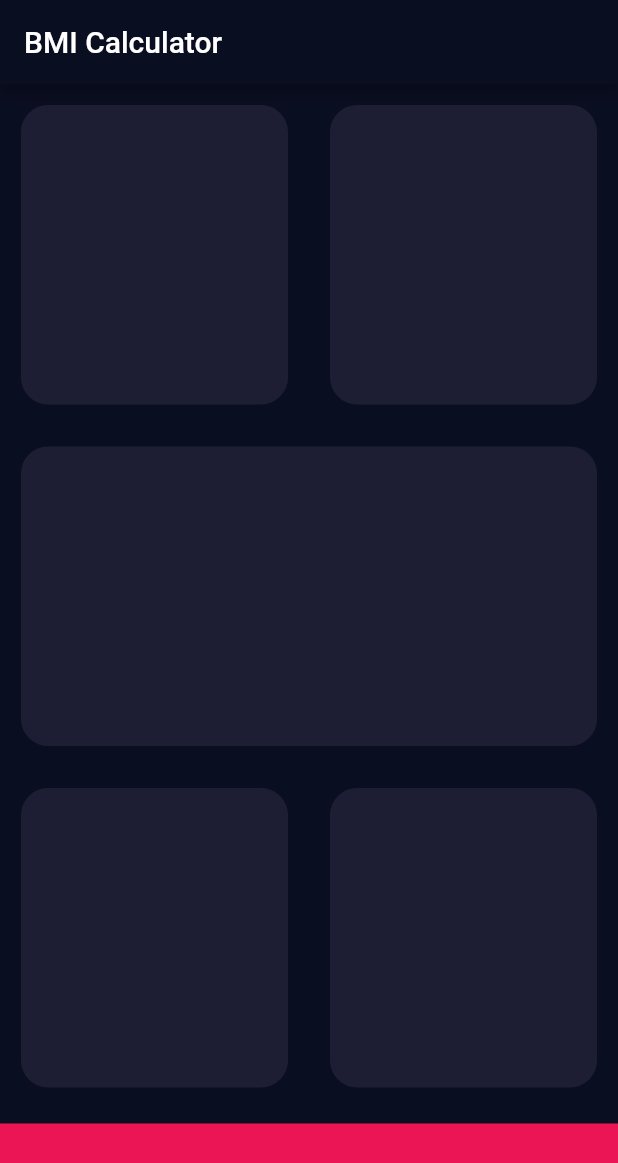
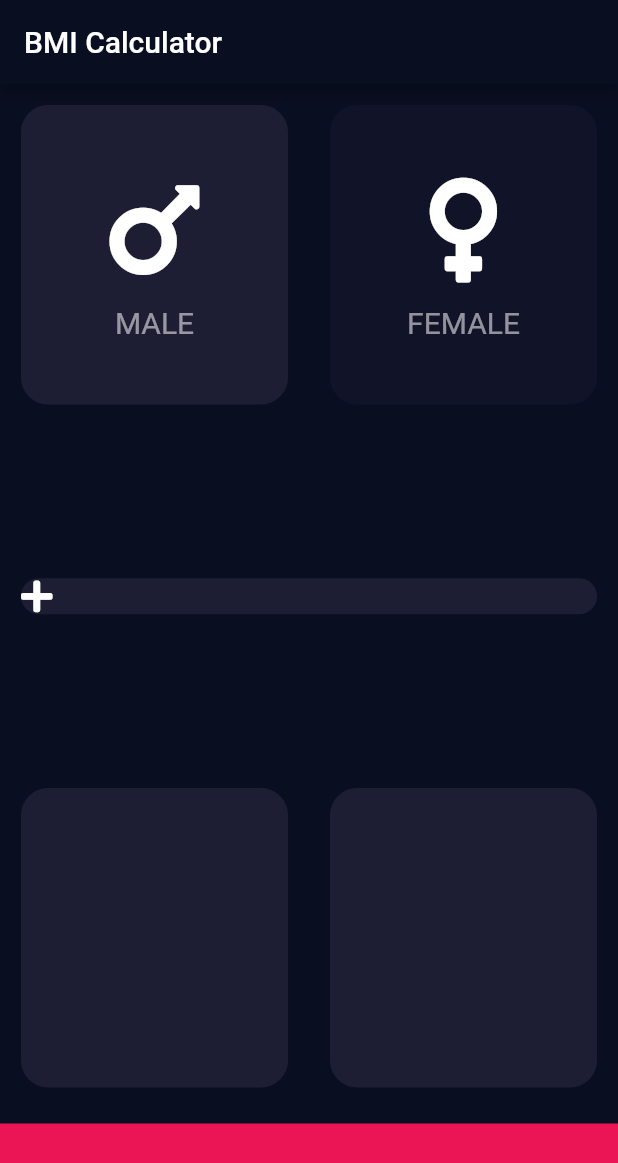
Before and after one commit to gian-pc/flutter_bmi, a Flutter app: the screen it shows after launch, on a phone screen of 412 x 824 dp. Shown: the top 1163 px of the screen. Run offline on Flutter 3.47's test engine with Material 2 defaults, Android fonts, the phone set to English and light mode, and no system bars; our stand-ins replace font_awesome_flutter.

```diff
--- a/lib/pages/input_page.dart
+++ b/lib/pages/input_page.dart
@@ -1,8 +1,11 @@
 import 'package:flutter/material.dart';
+import 'package:flutter_codigo3_bmi/widgets.dart';
+import 'package:font_awesome_flutter/font_awesome_flutter.dart';
 
 const activeCardColor = Color(0xff1d1e33);
 const bottomContainerHeight = 75.0;
-const bottomContainerColor=Color(0xffeb1556);
+const bottomContainerColor = Color(0xffeb1556);
+const tabSelectedColor = Color(0xff111328);
 
 class InputPage extends StatelessWidget {
   @override
@@ -17,10 +20,32 @@ class InputPage extends StatelessWidget {
             child: Row(
               children: [
                 Expanded(
-                  child: ReusableCard(color: activeCardColor),
+                  child: GestureDetector(
+                    onTap: (){
+                      print("Male");
+                    },
+                    child: ReusableCard(
+                      color: activeCardColor,
+                      childCard: IconContent(
+                        text: "MALE",
+                        icon: FontAwesomeIcons.mars,
+                      ),
+                    ),
+                  ),
                 ),
                 Expanded(
-                  child: ReusableCard(color: activeCardColor),
+                  child: GestureDetector(
+                    onTap: (){
+                      print("Female");
+                    },
+                    child: ReusableCard(
+                      color: tabSelectedColor,
+                      childCard: IconContent(
+                        text: "FEMALE",
+                        icon: FontAwesomeIcons.venus,
+                      ),
+                    ),
+                  ),
                 ),
               ],
             ),
@@ -29,7 +54,10 @@ class InputPage extends StatelessWidget {
             child: Row(
               children: [
                 Expanded(
-                  child: ReusableCard(color: activeCardColor),
+                  child: ReusableCard(
+                    color: activeCardColor,
+                    childCard: FaIcon(FontAwesomeIcons.plus),
+                  ),
                 ),
               ],
             ),
@@ -38,10 +66,16 @@ class InputPage extends StatelessWidget {
             child: Row(
               children: [
                 Expanded(
-                  child: ReusableCard(color: activeCardColor),
+                  child: ReusableCard(
+                    color: activeCardColor,
+                    childCard: Column(),
+                  ),
                 ),
                 Expanded(
-                  child: ReusableCard(color: activeCardColor),
+                  child: ReusableCard(
+                    color: activeCardColor,
+                    childCard: Column(),
+                  ),
                 ),
               ],
             ),
@@ -51,27 +85,9 @@ class InputPage extends StatelessWidget {
             height: bottomContainerHeight,
             width: double.infinity,
             margin: EdgeInsets.only(top: 10),
-
           ),
         ],
       ),
     );
   }
 }
-
-class ReusableCard extends StatelessWidget {
-  late Color color;
-
-  ReusableCard({required this.color});
-
-  @override
-  Widget build(BuildContext context) {
-    return Container(
-      margin: EdgeInsets.all(14.0),
-      decoration: BoxDecoration(
-        color: this.color,
-        borderRadius: BorderRadius.circular(18.0),
-      ),
-    );
-  }
-}
--- /dev/null
+++ b/lib/widgets.dart
@@ -0,0 +1,45 @@
+import 'package:flutter/material.dart';
+import 'package:font_awesome_flutter/font_awesome_flutter.dart';
+
+const labelTextStyle = TextStyle(
+  color: Colors.white54,
+  fontSize: 20,
+);
+
+class IconContent extends StatelessWidget {
+  late String text;
+  late IconData icon;
+
+  IconContent({required this.text, required this.icon});
+
+  @override
+  Widget build(BuildContext context) {
+    return Column(
+      mainAxisAlignment: MainAxisAlignment.center,
+      children: [
+        FaIcon(this.icon, size: 80),
+        SizedBox(height: 10.0),
+        Text(this.text, style: labelTextStyle),
+      ],
+    );
+  }
+}
+
+class ReusableCard extends StatelessWidget {
+  late Color color;
+  late Widget childCard;
+
+  ReusableCard({required this.color, required this.childCard});
+
+  @override
+  Widget build(BuildContext context) {
+    return Container(
+      child: this.childCard,
+      margin: EdgeInsets.all(14.0),
+      decoration: BoxDecoration(
+        color: this.color,
+        borderRadius: BorderRadius.circular(18.0),
+      ),
+    );
+  }
+}
--- a/pubspec.yaml
+++ b/pubspec.yaml
@@ -28,6 +28,7 @@ dependencies:
   # The following adds the Cupertino Icons font to your application.
   # Use with the CupertinoIcons class for iOS style icons.
   cupertino_icons: ^1.0.2
+  font_awesome_flutter: ^9.1.0
 
 dev_dependencies:
   flutter_test:
```
Also changed, not shown: pubspec.lock.
